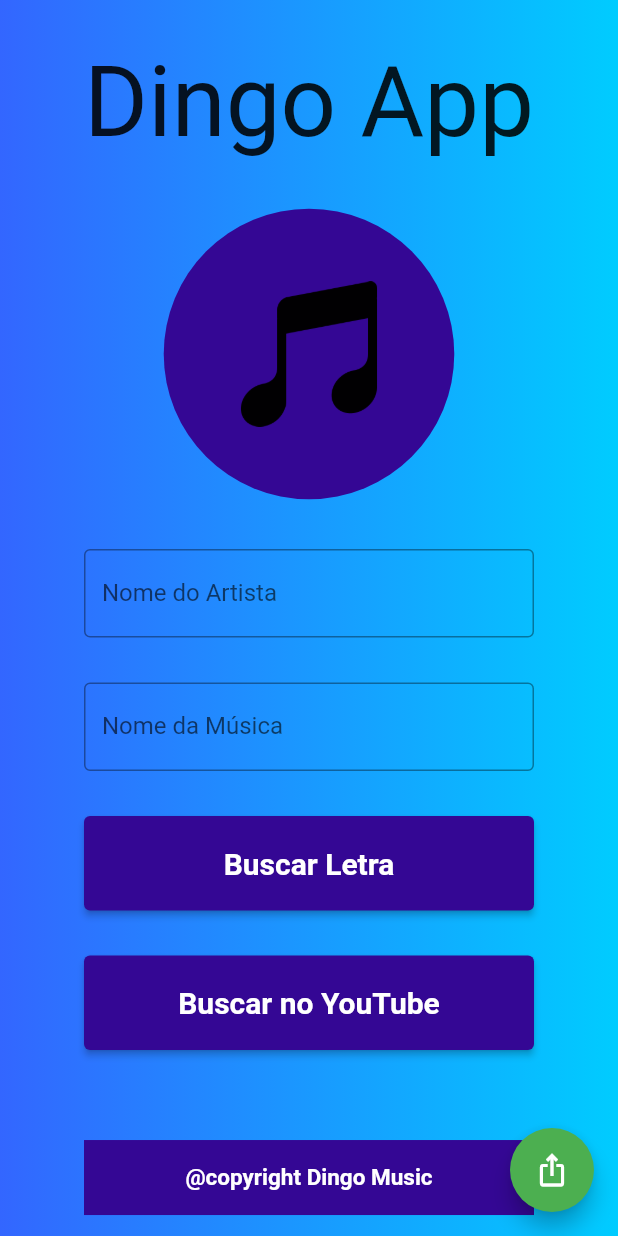
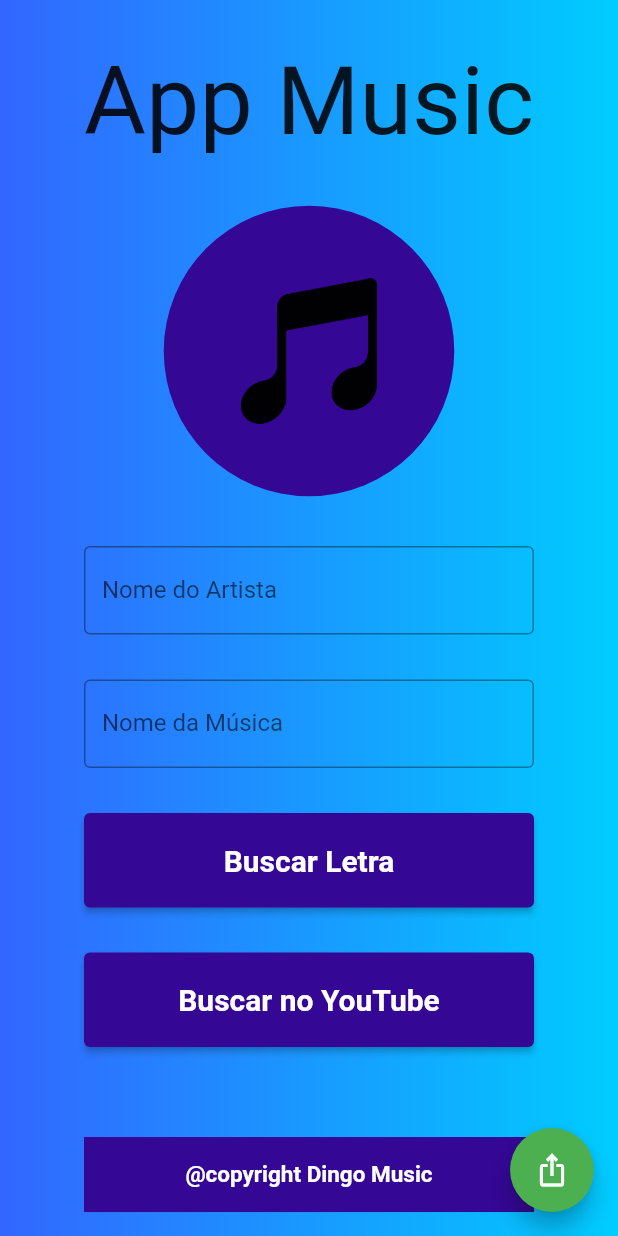
Before and after one commit to Matheus1714/dingo-music, a Flutter app: the screen it shows after launch, after a tap on "Dingo Music", on a phone screen of 412 x 824 dp. Run offline on Flutter 3.47's test engine with Material 2 defaults, Android fonts, the phone set to English and light mode, and no system bars; drawn by our look-alikes of flutter_typeahead; our stand-ins replace flutter_spinkit, share.

Commit message:
update animation

```diff
--- a/lib/animations/appNameAnimation.dart
+++ b/lib/animations/appNameAnimation.dart
@@ -7,7 +7,8 @@ class AppNameAnimation extends StatefulWidget {
 }
 
 class _AppNameAnimationState extends State<AppNameAnimation> {
-  String _titleText = 'Dingo Music';
+  String _firstText = 'Dingo Music';
+  String _secondText = 'App Music';
   bool _isFirstText = true;
 
   @override
@@ -17,31 +18,18 @@ class _AppNameAnimationState extends State<AppNameAnimation> {
       child: FittedBox(
         fit: BoxFit.fitWidth,
         child: GestureDetector(
-          child: AnimatedSwitcher(
-            duration: const Duration(milliseconds: 500),
-            transitionBuilder: (Widget child, Animation<double> animation) {
-              return ScaleTransition(child: child, scale: animation);
-            },
-            child: Text(
-              '$_titleText',
-              key: ValueKey<String>(_titleText),
-              style: TextStyle(fontSize: 60),
+            child: AnimatedContainer(
+              duration: const Duration(milliseconds: 500),
+              child: Text(
+                _isFirstText ? _firstText : _secondText,
+                style: TextStyle(fontSize: 60),
+              ),
             ),
-          ),
-          onTap: () {
-            if (_isFirstText) {
+            onTap: () {
               setState(() {
-                _titleText = "Dingo App";
-                _isFirstText = false;
+                _isFirstText = !_isFirstText;
               });
-            } else {
-              setState(() {
-                _titleText = "Dingo Music";
-                _isFirstText = true;
-              });
-            }
-          },
-        ),
+            }),
       ),
     );
   }
--- a/lib/animations/principalIconAnimation.dart
+++ b/lib/animations/principalIconAnimation.dart
@@ -15,7 +15,6 @@ class _PrincipalIconAnimationState extends State<PrincipalIconAnimation>
   @override
   void initState() {
     super.initState();
-
     _controller = AnimationController(
         duration: const Duration(milliseconds: 900), vsync: this);
     _controller.repeat(reverse: true);
@@ -24,7 +23,8 @@ class _PrincipalIconAnimationState extends State<PrincipalIconAnimation>
   @override
   Widget build(BuildContext context) {
     return ScaleTransition(
-      scale: _tween.animate(CurvedAnimation(parent: _controller, curve: Curves.elasticOut)),
+      scale: _tween.animate(
+          CurvedAnimation(parent: _controller, curve: Curves.elasticOut)),
       child: Container(
         decoration: BoxDecoration(
           color: DefaultColors.secondaryVioletColor,
```
